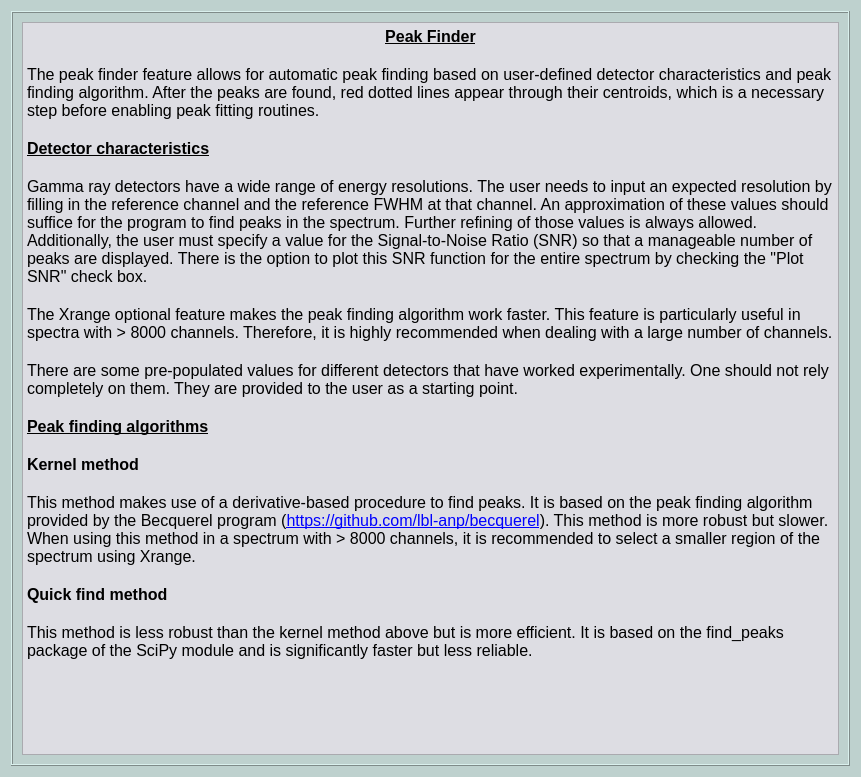
First picture: the form in wara/ui/win_info_peak_find.ui, repository NASA-Planetary-Science/wara, before the edit.
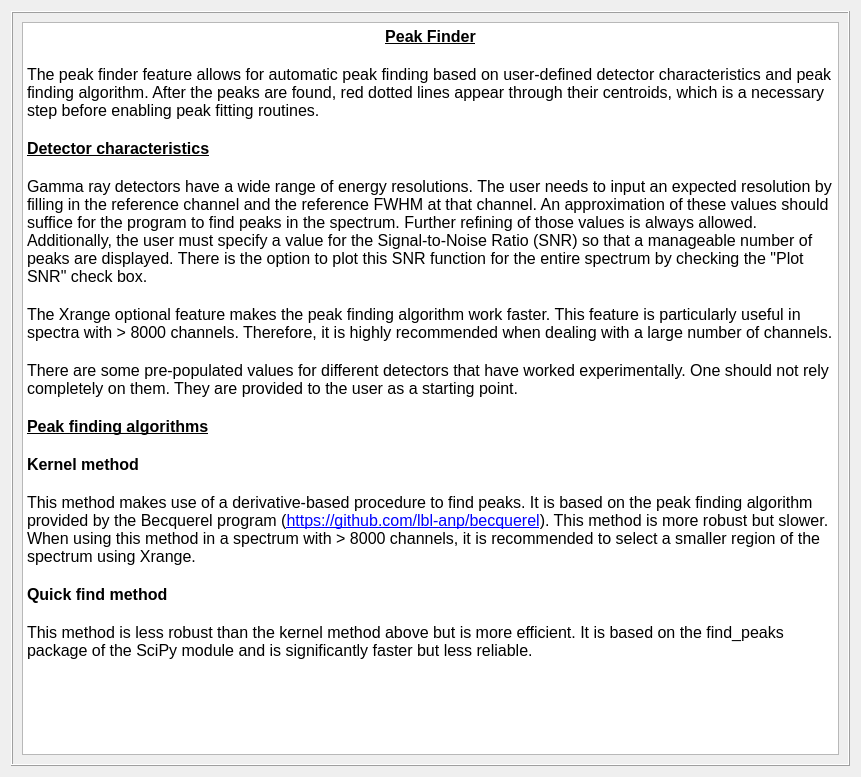
Second picture: the form after the edit.

Commit message: Add dark color theme to GUI display

What changed in the file:
```diff
--- a/wara/ui/win_info_peak_find.ui
+++ b/wara/ui/win_info_peak_find.ui
@@ -13,10 +13,6 @@
   <property name="windowTitle">
    <string>Dialog</string>
   </property>
-  <property name="styleSheet">
-   <string notr="true">background-color: rgb(190, 209, 206);
-</string>
-  </property>
   <layout class="QGridLayout" name="gridLayout">
    <item row="0" column="0">
     <widget class="QFrame" name="frame">
@@ -29,9 +25,6 @@
      <layout class="QGridLayout" name="gridLayout_2">
       <item row="0" column="0">
        <widget class="QTextEdit" name="textEdit">
-        <property name="styleSheet">
-         <string notr="true">background-color: rgb(221, 221, 227);</string>
-        </property>
         <property name="html">
          <string>&lt;!DOCTYPE HTML PUBLIC &quot;-//W3C//DTD HTML 4.0//EN&quot; &quot;http://www.w3.org/TR/REC-html40/strict.dtd&quot;&gt;
 &lt;html&gt;&lt;head&gt;&lt;meta name=&quot;qrichtext&quot; content=&quot;1&quot; /&gt;&lt;style type=&quot;text/css&quot;&gt;
```
The commit also changes 28 other files.
